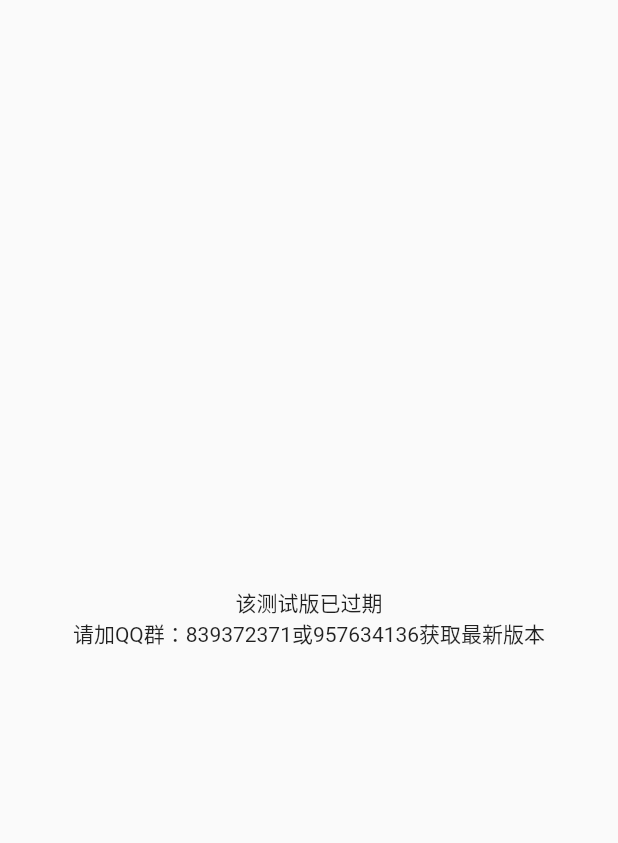
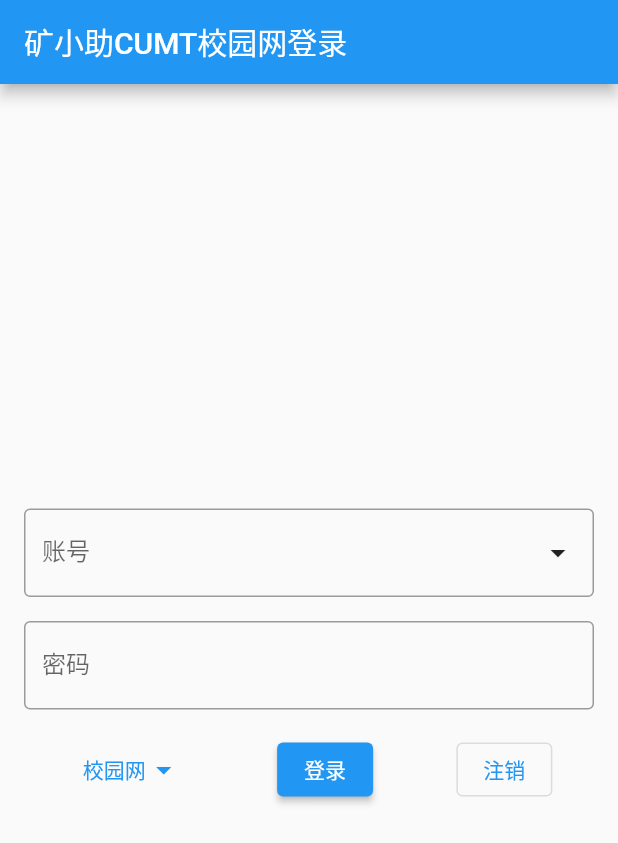
Before and after one commit to VaIOReTto1/CumtLogin, a Flutter app: the screen it shows after launch, on a phone screen of 412 x 824 dp. Shown: the top 843 px of the screen. Run offline on Flutter 3.47's test engine with Material 2 defaults, Android fonts, the light colour scheme and no system bars; our stand-ins replace dio, shared_preferences; missing offline and left inert: flutter_picker.

Commit message:
🐛bugfix(main.dart):SnackBar导致的红屏

```diff
--- a/lib/main.dart
+++ b/lib/main.dart
@@ -63,22 +63,11 @@
 
   @override
   Widget build(BuildContext context) {
-    /// 停用并移植到新版本
-    if (DateTime.now().isAfter(DateTime(2023, 3, 25))) {
-      return const Scaffold(
-        body: Center(
-          child: Text(
-            "该测试版已过期\n请加QQ群：839372371或957634136获取最新版本",
-            textAlign: TextAlign.center,
-          ),
-        ),
-      );
-    }
     return GestureDetector(
       onTap: () => FocusScope.of(context).requestFocus(FocusNode()),
       child: Scaffold(
         appBar: AppBar(
-          title: const Text('矿小助CUMT校园网登录 1.3'),
+          title: const Text('矿小助CUMT校园网登录'),
         ),
         body: Center(
           child: Padding(
@@ -86,13 +75,6 @@
             child: Column(
               mainAxisAlignment: MainAxisAlignment.center,
               children: [
-                Text(
-                  "新功能：\n"
-                      "1.添加了文昌校区接口\n"
-                      "2.多账号功能\n（账号栏右边的小按钮，当成功登录后自动保存）\n"
-                      "自动登录时机：初始化App或从后台调出",
-                  style: TextStyle(color: Colors.grey),
-                ),
                 const SizedBox(height: 16.0),
                 buildTextField("账号", _usernameController, showPopButton: true),
                 const SizedBox(height: 16.0),
@@ -121,14 +103,6 @@
                 ),
                 const SizedBox(
                   height: 20,
-                ),
-                const Text(
-                  "本App用于测试矿小助新功能\n"
-                  "3月25日之后将停用\n"
-                  "如果遇到问题请加QQ群反馈\n"
-                  "1群：839372371，2群：957634136",
-                  textAlign: TextAlign.center,
-                  style: TextStyle(color: Colors.grey),
                 ),
               ],
             ),
@@ -193,7 +167,7 @@
                             " ${account.cumtLoginLocation?.name} ${account.cumtLoginMethod?.name}",),),
                         IconButton(onPressed: (){
                           CumtLoginAccount.removeList(account);
-                          _showSnackBar(context, "删除成功");
+                          _showSnackBar("删除成功");
                           Navigator.of(context).pop();
                         }, icon: const Icon(Icons.close))
 
@@ -211,23 +185,18 @@
 
   void _handleLogout(BuildContext context) {
     CumtLogin.logout(account: cumtLoginAccount).then((value) {
-      _showSnackBar(context, value);
+      _showSnackBar(value);
     });
   }
 
-  void _showSnackBar(BuildContext context, String text) {
-    ScaffoldMessenger.of(context).showSnackBar(
-      SnackBar(
-        content: Text(text),
-        duration: const Duration(seconds: 1),
-      ),
-    );
+  void _showSnackBar(String text) {
+    print(text);
   }
 
   void _handleLogin(BuildContext context) {
     if (_usernameController.text.trim().isEmpty ||
         _passwordController.text.trim().isEmpty) {
-      _showSnackBar(context, '账号或密码不能为空');
+      _showSnackBar('账号或密码不能为空');
       return;
     }
     cumtLoginAccount.username = _usernameController.text.trim();
@@ -235,7 +204,7 @@
 
     CumtLogin.login(account: cumtLoginAccount).then((value) {
       setState(() {
-        _showSnackBar(context, value);
+        _showSnackBar(value);
       });
     });
   }
```
Also changed, not shown: lib/login_util/util.dart (added), 167 other files.
